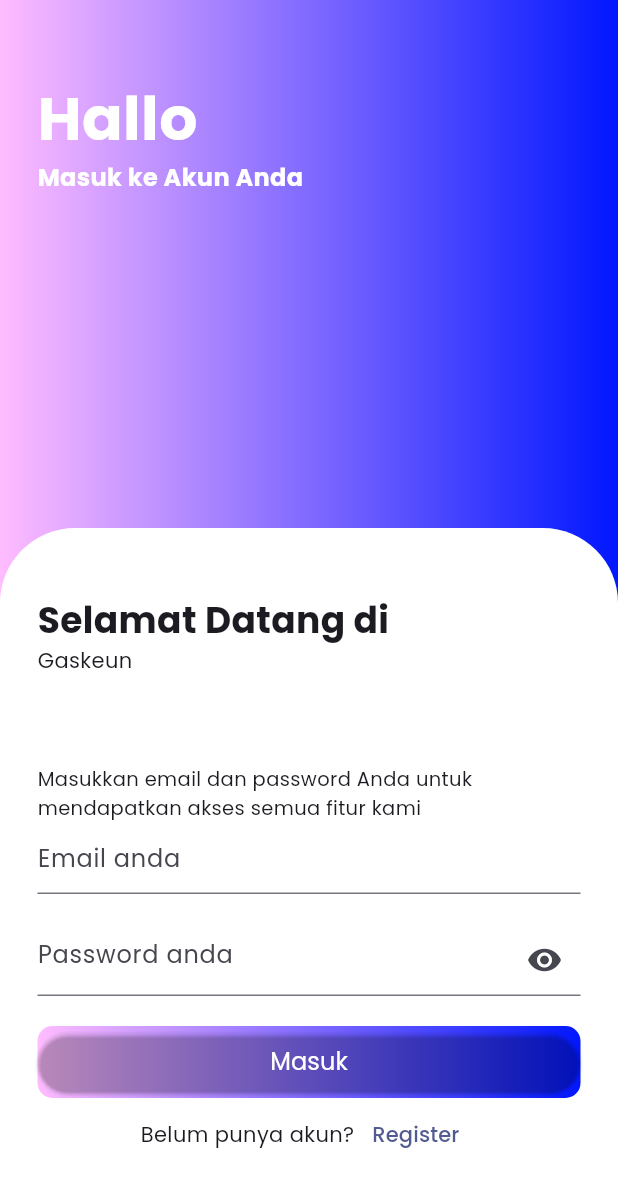
After one commit to solsteace/gaskeun-mobile, a Flutter app: the screen it shows after launch, on a phone screen of 412 x 824 dp. The commit adds this screen. Shown: the top 1187 px of the screen. Run offline on Flutter 3.47's test engine with Material 3 defaults, Android fonts, the phone set to English and light mode, and no system bars.

Commit message:
ref: update project structure

```diff
--- /dev/null
+++ b/lib/layouts/layout1.dart
@@ -0,0 +1,36 @@
+import 'package:flutter/material.dart';
+
+class Layout1 extends StatelessWidget {
+  final List<Widget> children;
+
+  Layout1({
+    required this.children
+  });
+
+  @override
+  Widget build(BuildContext context) {
+    return Scaffold(
+      body: SafeArea(
+        child: Container(
+          alignment: Alignment.topLeft,
+          width: double.infinity,
+          decoration: const BoxDecoration(
+            gradient: LinearGradient(
+              begin: Alignment.centerLeft,
+              end: Alignment.centerRight,
+              colors: [
+                 Color(0xFFFFBCFF),
+                 Color(0xFF0117FF),
+              ]
+            )
+          ),
+          child: Column(
+            mainAxisAlignment: MainAxisAlignment.spaceBetween,
+            crossAxisAlignment: CrossAxisAlignment.start,
+            children: this.children,
+          )
+        )
+      )
+    );
+  }
+}
--- a/lib/main.dart
+++ b/lib/main.dart
@@ -1,5 +1,5 @@
 import 'package:flutter/material.dart';
-import "./templates/auth.dart";
+import "pages/auth/main.dart";
 
 void main() {
   runApp(const MyApp());
--- a/lib/pages/login.dart
+++ b/lib/pages/auth/login.dart
@@ -1,5 +1,5 @@
 import 'package:flutter/material.dart';
-import "../components/GradientButton.dart";
+import "../../components/GradientButton.dart";
 
 class LoginPage extends StatefulWidget {
   final String title;
--- /dev/null
+++ b/lib/pages/auth/main.dart
@@ -0,0 +1,83 @@
+import 'package:flutter/material.dart';
+import "../../layouts/layout1.dart";
+import "./login.dart";
+import "./register.dart";
+
+class AuthPage extends StatefulWidget {
+  final String title;
+  AuthPage({Key? key, required this.title}) : super(key: key);
+
+  @override
+  State<AuthPage> createState() => _AuthPage();
+}
+
+class _AuthPage extends State<AuthPage> {
+  String _authLocation = "login";
+
+  void _setAuthLocation(newLocation) {
+    setState(() {
+      _authLocation = newLocation;
+    });
+  }
+
+  @override
+  Widget build(BuildContext context) {
+    return Layout1(
+      children: <Widget>[
+        Padding(
+          padding: const EdgeInsets.symmetric(
+            horizontal: 25,
+            vertical: 50,
+          ),
+          child: Column(
+            mainAxisAlignment: MainAxisAlignment.start,
+            crossAxisAlignment: CrossAxisAlignment.start,
+            children: <Widget>[
+              const Text("Hallo",
+                style: TextStyle(
+                  color: Colors.white,
+                  fontSize: 40,
+                  fontWeight: FontWeight.w700
+                ),
+              ),
+              Text(
+                _authLocation == "login"
+                  ? "Masuk ke Akun Anda"
+                  : "Buat Akun Anda",
+                style: const TextStyle(
+                  color: Colors.white,
+                  fontSize: 16,
+                  fontWeight: FontWeight.w700,
+                ),
+              ),
+            ],
+          ),
+        ),
+        Container(
+          decoration: const BoxDecoration(
+            borderRadius: BorderRadius.only(
+              topLeft: Radius.circular(50),
+              topRight: Radius.circular(50)
+            ),
+            color: Colors.white,
+          ),
+          padding: const EdgeInsets.symmetric(
+            horizontal: 25,
+            vertical: 44,
+          ),
+          width: double.infinity,
+          child: ( _authLocation == "login"
+            ? LoginPage(
+                title: "login",
+                setAuthLocation: _setAuthLocation,
+              )
+            : RegisterPage(
+                title: "register",
+                setAuthLocation: _setAuthLocation,
+              )
+          )
+        )
+      ],
+    );
+  }
+}
--- a/lib/pages/register.dart
+++ b/lib/pages/auth/register.dart
@@ -1,5 +1,5 @@
 import 'package:flutter/material.dart';
-import "../components/GradientButton.dart";
+import "../../components/GradientButton.dart";
 
 class RegisterPage extends StatefulWidget {
   final String title;
```
